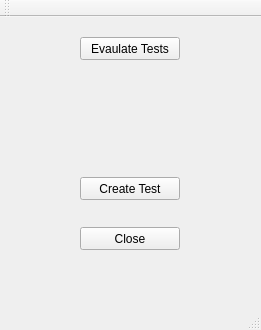
Above: tools/auto-tester/src/ui/AutoTester.ui from vircadia/vircadia-native-core before the change. Below: the same form after it.
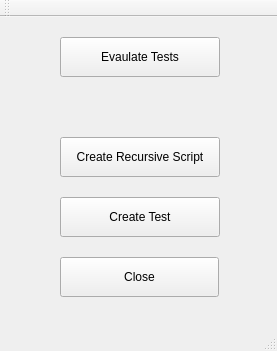
That is the form after the change.

The edit to the form file:
```diff
--- a/tools/auto-tester/src/ui/AutoTester.ui
+++ b/tools/auto-tester/src/ui/AutoTester.ui
@@ -6,8 +6,8 @@
    <rect>
     <x>0</x>
     <y>0</y>
-    <width>261</width>
-    <height>330</height>
+    <width>277</width>
+    <height>351</height>
    </rect>
   </property>
   <property name="windowTitle">
@@ -17,10 +17,10 @@
    <widget class="QPushButton" name="closeButton">
     <property name="geometry">
      <rect>
-      <x>80</x>
-      <y>210</y>
-      <width>100</width>
-      <height>23</height>
+      <x>60</x>
+      <y>240</y>
+      <width>159</width>
+      <height>40</height>
      </rect>
     </property>
     <property name="text">
@@ -30,10 +30,10 @@
    <widget class="QPushButton" name="createTestButton">
     <property name="geometry">
      <rect>
-      <x>80</x>
-      <y>160</y>
-      <width>100</width>
-      <height>23</height>
+      <x>60</x>
+      <y>180</y>
+      <width>160</width>
+      <height>40</height>
      </rect>
     </property>
     <property name="text">
@@ -43,16 +43,29 @@
    <widget class="QPushButton" name="evaluateTestsButton">
     <property name="geometry">
      <rect>
-      <x>80</x>
+      <x>60</x>
       <y>20</y>
-      <width>100</width>
-      <height>23</height>
+      <width>160</width>
+      <height>40</height>
      </rect>
     </property>
     <property name="text">
      <string>Evaulate Tests</string>
     </property>
    </widget>
+   <widget class="QPushButton" name="createRecursiveScriptButton">
+    <property name="geometry">
+     <rect>
+      <x>60</x>
+      <y>120</y>
+      <width>160</width>
+      <height>40</height>
+     </rect>
+    </property>
+    <property name="text">
+     <string>Create Recursive Script</string>
+    </property>
+   </widget>
   </widget>
   <widget class="QMenuBar" name="menuBar">
    <property name="geometry">
```
Left out of the diff: 6 changed lines with no effect on the pictures.
